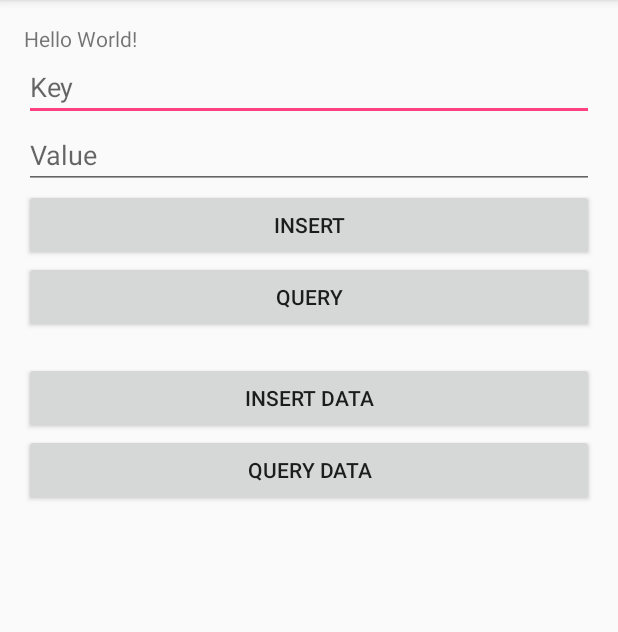
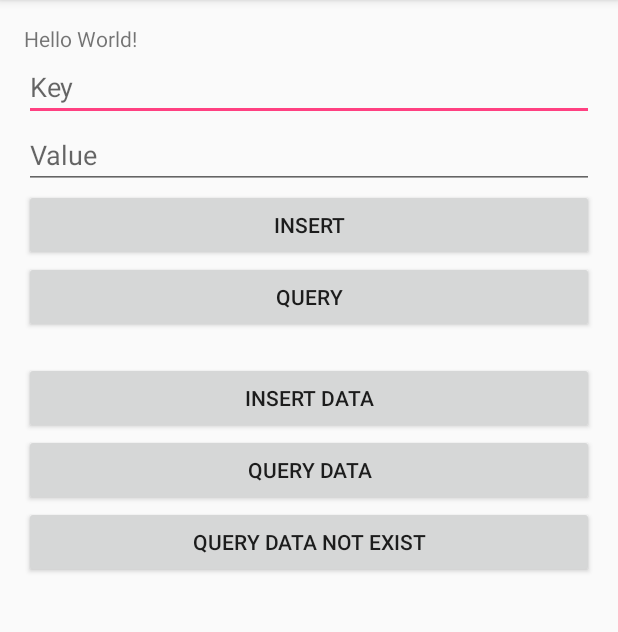
Before and after one commit to mengdd/PreferencesProvider, an Android app: the screen it shows after launch (MainActivity), on a phone screen of 412 x 824 dp, the part 84-716 px from its top. Run offline under Robolectric (Android 15) with nearby library versions, the phone set to English and light mode, and no system bars; our stand-ins replace ButterKnife; libraries missing offline, so code that uses them is left out: com.facebook.stetho; 1 statement that could not run was skipped.

```diff
--- a/app/src/main/java/com/ddmeng/preferencesprovider/provider/exception/ItemNotFoundException.java
+++ b/app/src/main/java/com/ddmeng/preferencesprovider/provider/exception/ItemNotFoundException.java
@@ -1,6 +1,6 @@
 package com.ddmeng.preferencesprovider.provider.exception;
 
-public class ItemNotFoundException extends RuntimeException {
+public class ItemNotFoundException extends Exception {
     public ItemNotFoundException() {
     }
 
--- a/app/src/main/res/layout/activity_main.xml
+++ b/app/src/main/res/layout/activity_main.xml
@@ -58,6 +58,12 @@
         android:layout_height="wrap_content"
         android:text="Query data" />
 
+    <Button
+        android:id="@+id/query_data_not_exist"
+        android:layout_width="match_parent"
+        android:layout_height="wrap_content"
+        android:text="Query data Not Exist" />
+
     <TextView
         android:id="@+id/query_data_output"
         android:layout_width="wrap_content"
```
Also changed, not shown: app/src/main/java/com/ddmeng/preferencesprovider/MainActivity.java (+37 -1 lines).
